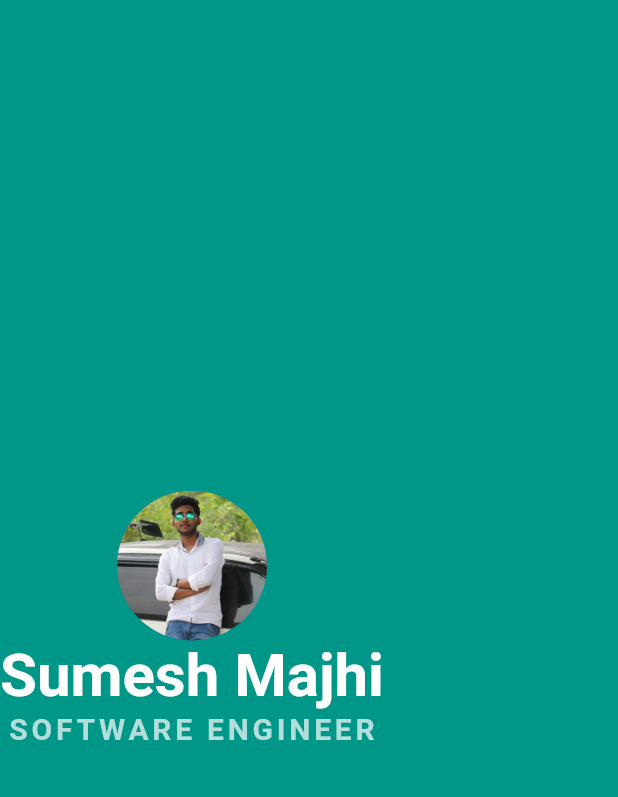
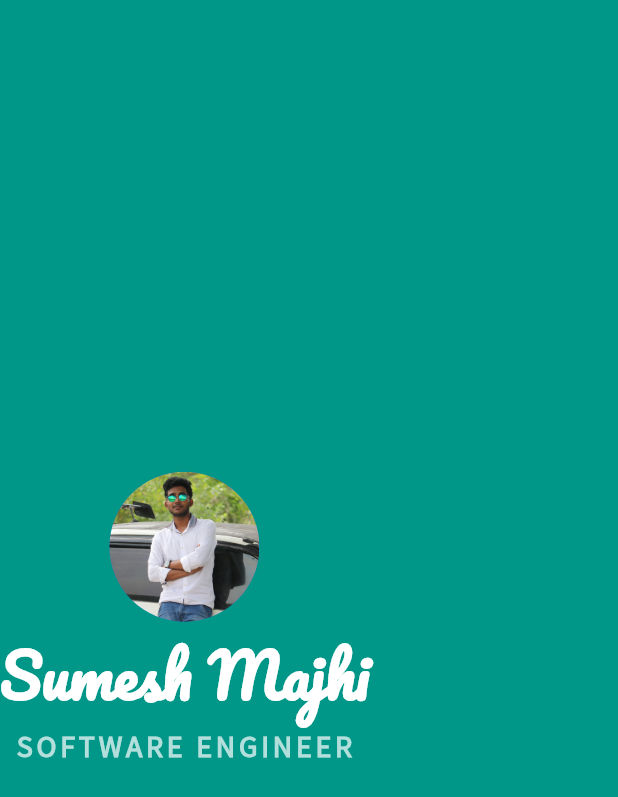
Before and after one commit to MajhiRockzZ/mi-card, a Flutter app: the screen it shows after launch, on a phone screen of 412 x 824 dp. Shown: the top 797 px of the screen. Run offline on Flutter 3.47's test engine with Material 2 defaults, Android fonts, the phone set to English and light mode, and no system bars.

Commit message:
feat: add new font family

```diff
--- a/lib/main.dart
+++ b/lib/main.dart
@@ -21,6 +21,7 @@ class MyApp extends StatelessWidget {
               Text(
                 'Sumesh Majhi',
                 style: TextStyle(
+                  fontFamily: 'Pacifico',
                   fontSize: 40.0,
                   color: Colors.white,
                   fontWeight: FontWeight.bold,
@@ -29,6 +30,7 @@ class MyApp extends StatelessWidget {
               Text(
                 'SOFTWARE ENGINEER',
                 style: TextStyle(
+                  fontFamily: 'Source Sans Pro',
                   color: Colors.teal.shade100,
                   fontSize: 20.0,
                   letterSpacing: 2.5,
```
Also changed, not shown: pubspec.yaml (+7 -4 lines), fonts/Pacifico-Regular.ttf (added), fonts/SourceSansPro-Regular.ttf (added).
